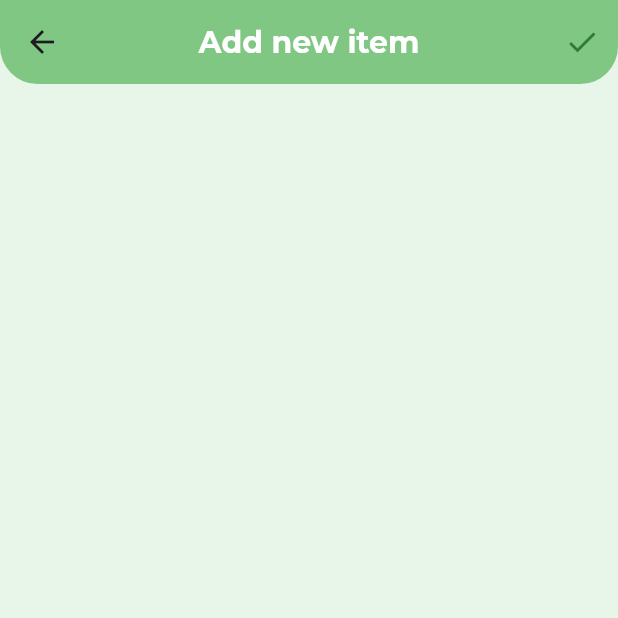
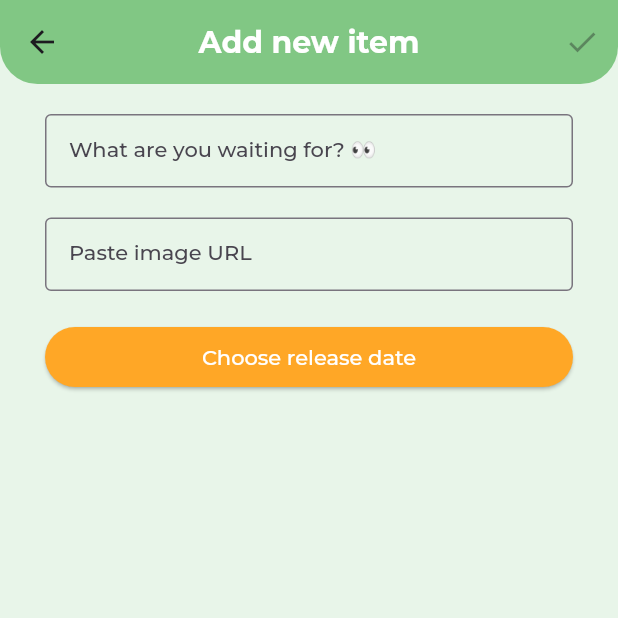
Before and after one commit to Aduzja/im_still_waiting, a Flutter app: the AddPage screen opened directly, on a phone screen of 412 x 824 dp, the top half of it. Run offline on Flutter 3.47's test engine with Material 2 defaults, Android fonts, the phone set to English and light mode, and no system bars; our stand-ins replace cloud_firestore, firebase_auth, firebase_core, flutter_bloc, google_fonts, google_nav_bar; accounts and stored records are empty.

Commit message:
Make windows for item name and image URL

```diff
--- a/lib/features/add/page/add_page.dart
+++ b/lib/features/add/page/add_page.dart
@@ -2,11 +2,21 @@ import 'package:flutter/material.dart';
 import 'package:flutter_bloc/flutter_bloc.dart';
 import 'package:im_still_waiting/features/add/cubit/add_cubit.dart';
 import 'package:im_still_waiting/models/item_model.dart';
+import 'package:intl/intl.dart';
 
-class AddPage extends StatelessWidget {
+class AddPage extends StatefulWidget {
   const AddPage({
     Key? key,
   }) : super(key: key);
+
+  @override
+  State<AddPage> createState() => _AddPageState();
+}
+
+class _AddPageState extends State<AddPage> {
+  String? _imageURL;
+  String? _title;
+  DateTime? _releaseDate;
 
   @override
   Widget build(BuildContext context) {
@@ -47,16 +57,19 @@ class AddPage extends StatelessWidget {
                 actions: [
                   IconButton(
                     color: Colors.green.shade800,
-                    onPressed: () {
-                      context.read<AddCubit>().add(
-                            ItemModel(
-                              imageURL:
-                                  'https://assets.reedpopcdn.com/psvr2-headline_EmqTJ9l.jpg/BROK/resize/1200x1200%3E/format/jpg/quality/70/psvr2-headline_EmqTJ9l.jpg',
-                              title: 'Gogle VR SONY PlayStation VR2',
-                              releaseDate: DateTime(2023, 2, 23),
-                            ),
-                          );
-                    },
+                    onPressed: _imageURL == null ||
+                            _title == null ||
+                            _releaseDate == null
+                        ? null
+                        : () {
+                            context.read<AddCubit>().add(
+                                  ItemModel(
+                                    imageURL: _imageURL!,
+                                    title: _title!,
+                                    releaseDate: _releaseDate!,
+                                  ),
+                                );
+                          },
                     //   ItemModel(
                     //   imageURL:
                     //       'https://assets.reedpopcdn.com/psvr2-headline_EmqTJ9l.jpg/BROK/resize/1200x1200%3E/format/jpg/quality/70/psvr2-headline_EmqTJ9l.jpg',
@@ -69,13 +82,30 @@ class AddPage extends StatelessWidget {
                     //   title: 'Sons of the Forest',
                     //   releaseDate: '2023-02-23',
                     // ),
-                    icon: const Icon(
-                      Icons.check,
-                    ),
+                    icon: const Icon(Icons.check),
                   ),
                 ],
               ),
-              body: const _AddPageBody(),
+              body: _AddPageBody(
+                onTitleChanged: (newValue) {
+                  setState(() {
+                    _title = newValue;
+                  });
+                },
+                onImageUrlChanged: (newValue) {
+                  setState(() {
+                    _imageURL = newValue;
+                  });
+                },
+                onDateChanged: (newValue) {
+                  setState(() {
+                    _releaseDate = newValue as DateTime?;
+                  });
+                },
+                selectedDateFormatted: _releaseDate != null
+                    ? DateFormat.yMMMMd().format(_releaseDate!)
+                    : null,
+              ),
             );
           },
         ),
@@ -87,7 +117,16 @@ class AddPage extends StatelessWidget {
 class _AddPageBody extends StatelessWidget {
   const _AddPageBody({
     Key? key,
+    required this.onTitleChanged,
+    required this.onImageUrlChanged,
+    required this.onDateChanged,
+    this.selectedDateFormatted,
   }) : super(key: key);
+
+  final Function(String) onTitleChanged;
+  final Function(String) onImageUrlChanged;
+  final Function(String) onDateChanged;
+  final String? selectedDateFormatted;
 
   @override
   Widget build(BuildContext context) {
@@ -96,7 +135,46 @@ class _AddPageBody extends StatelessWidget {
         horizontal: 30,
         vertical: 20,
       ),
-      children: const [],
+      children: [
+        TextField(
+          onChanged: onTitleChanged,
+          decoration: const InputDecoration(
+            border: OutlineInputBorder(),
+            hintText: 'Put name here',
+            label: Text('What are you waiting for? 👀'),
+          ),
+        ),
+        const SizedBox(height: 20),
+        TextField(
+          onChanged: onImageUrlChanged,
+          decoration: const InputDecoration(
+            border: OutlineInputBorder(),
+            hintText: 'http:// ... .jpg',
+            label: Text('Paste image URL'),
+          ),
+        ),
+        const SizedBox(height: 20),
+        ElevatedButton(
+          style: ElevatedButton.styleFrom(
+            backgroundColor: Colors.orange.shade400,
+          ),
+          onPressed: () async {
+            final selectedDate = await showDatePicker(
+              context: context,
+              initialDate: DateTime.now(),
+              firstDate: DateTime.now(),
+              lastDate: DateTime.now().add(
+                const Duration(days: 365 * 10),
+              ),
+            );
+            onDateChanged(selectedDate as String);
+          },
+          child: Text(
+            selectedDateFormatted ?? 'Choose release date',
+            style: const TextStyle(color: Colors.white),
+          ),
+        ),
+      ],
     );
   }
 }
```
